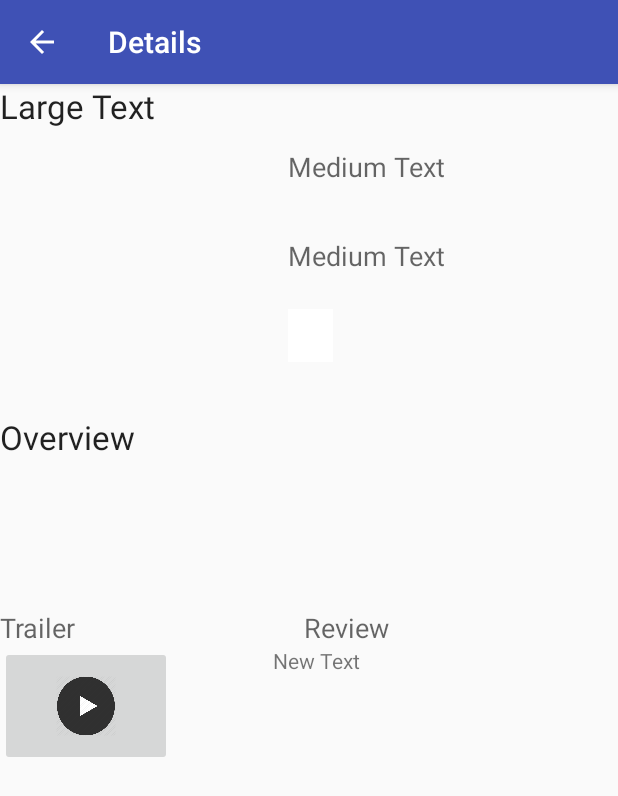
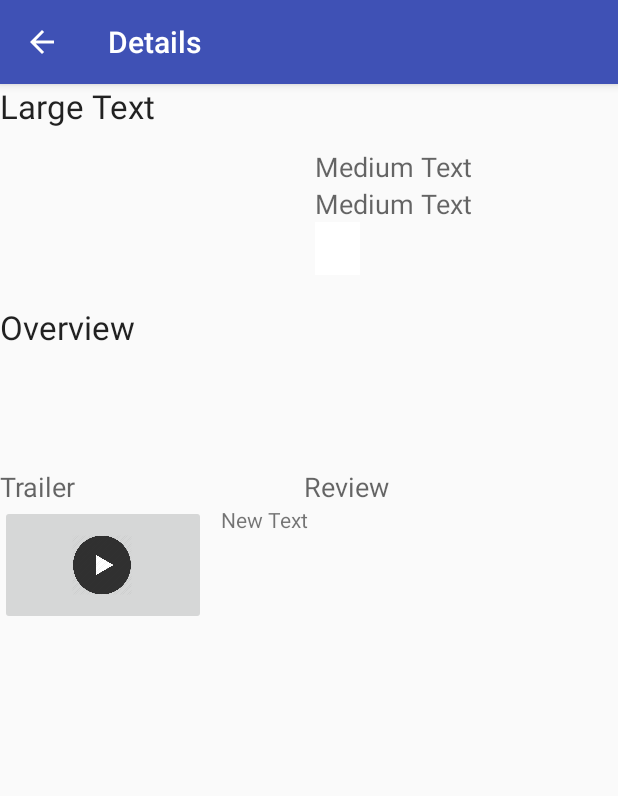
Before and after one commit to eriktx11/PopularMoviesOne, an Android app: the DetailFragment screen opened directly, with no data from a screen before it, on a phone screen of 412 x 824 dp. Shown: the top 796 px of the screen. Run offline under Robolectric (Android 15) with nearby library versions, the phone set to English and light mode, and no system bars; our stand-ins replace Picasso; pictures from the network do not load; 2 statements that could not run were skipped.

Commit message:
stable VI

```diff
--- a/app/src/main/java/com/example/android/popularmoviesone/DetailFragment.java
+++ b/app/src/main/java/com/example/android/popularmoviesone/DetailFragment.java
@@ -304,7 +304,9 @@ public class DetailFragment extends Fragment implements LoaderManager.LoaderCall
         rootView = inflater.inflate(R.layout.movie_detail_fragment, container, false);
         imageView = (ImageView) rootView.findViewById(R.id.movie_id_detail);
         OverviewTextView = (TextView) rootView.findViewById(R.id.movie_text_detail);
-        OverviewTextView.setMovementMethod(new ScrollingMovementMethod());
+        OverviewTextView.setMovementMethod(ScrollingMovementMethod.getInstance());
+                //setMovementMethod(ScrollingMovementMethod.getInstance());
+                //setMovementMethod(new ScrollingMovementMethod());
         textTitle = (TextView) rootView.findViewById(R.id.MovieTitle);
         textRate = (TextView) rootView.findViewById(R.id.MovieRating);
         textDate = (TextView) rootView.findViewById(R.id.MovieReleaseDate);
@@ -312,6 +314,9 @@ public class DetailFragment extends Fragment implements LoaderManager.LoaderCall
         playTrailer = (ImageButton) rootView.findViewById(R.id.playbtn);
         setFav = (ImageButton) rootView.findViewById(R.id.favbtn);
         textReview = (TextView) rootView.findViewById(R.id.reviewId);
+        textReview.setMovementMethod(ScrollingMovementMethod.getInstance());
+                //setMovementMethod(ScrollingMovementMethod.getInstance());
+                //setMovementMethod(new ScrollingMovementMethod());
 
 
         Bitmap bMapPlay = BitmapFactory.decodeResource(getResources(), R.drawable.play);
--- a/app/src/main/res/layout/movie_detail_fragment.xml
+++ b/app/src/main/res/layout/movie_detail_fragment.xml
@@ -1,39 +1,41 @@
 <?xml version="1.0" encoding="utf-8"?>
 <ScrollView xmlns:android="http://schemas.android.com/apk/res/android"
-    android:layout_width="match_parent" android:layout_height="match_parent">
+    android:layout_width="fill_parent" android:layout_height="fill_parent">
 
     <LinearLayout
-        android:layout_width="match_parent"
-        android:layout_height="match_parent"
+        android:layout_width="fill_parent"
+        android:layout_height="wrap_content"
         android:orientation="vertical"
         android:visibility="visible">
 
         <TextView
-            android:layout_width="328dp"
-            android:layout_height="wrap_content"
+            android:layout_width="wrap_content"
+            android:layout_height="0dp"
             android:textAppearance="?android:attr/textAppearanceLarge"
             android:text="Large Text"
             android:id="@+id/MovieTitle"
-            android:layout_span="3"
-            android:paddingBottom="13dp" />
+            android:paddingBottom="13dp"
+            android:layout_weight="0.5" />
 
         <LinearLayout
             android:orientation="horizontal"
-            android:layout_width="wrap_content"
-            android:layout_height="178dp"
-            android:layout_weight="0.07"
-            android:paddingBottom="20dp">
+            android:layout_width="match_parent"
+            android:layout_height="0dp"
+            android:layout_weight="3"
+            android:paddingBottom="20dp"
+            android:baselineAligned="false">
 
             <LinearLayout
                 android:orientation="vertical"
-                android:layout_width="192dp"
-                android:layout_height="match_parent"
-                android:weightSum="1">
+                android:layout_width="wrap_content"
+                android:layout_height="fill_parent"
+                android:weightSum="1"
+                android:layout_weight="2">
 
                 <ImageView
-                    android:layout_width="match_parent"
+                    android:layout_width="fill_parent"
                     android:id="@+id/movie_id_detail"
-                    android:layout_height="wrap_content"
+                    android:layout_height="fill_parent"
                     android:paddingRight="15dp"
                     android:paddingBottom="10dp"
                     android:layout_column="0"
@@ -43,13 +45,13 @@
 
             <LinearLayout
                 android:orientation="vertical"
-                android:layout_width="144dp"
-                android:layout_height="202dp"
-                android:layout_weight="0">
+                android:layout_width="wrap_content"
+                android:layout_height="wrap_content"
+                android:layout_weight="1">
 
                 <TextView
                     android:layout_width="wrap_content"
-                    android:layout_height="59dp"
+                    android:layout_height="wrap_content"
                     android:textAppearance="?android:attr/textAppearanceMedium"
                     android:text="Medium Text"
                     android:id="@+id/MovieRating"
@@ -59,7 +61,7 @@
 
                 <TextView
                     android:layout_width="wrap_content"
-                    android:layout_height="48dp"
+                    android:layout_height="wrap_content"
                     android:textAppearance="?android:attr/textAppearanceMedium"
                     android:text="Medium Text"
                     android:id="@+id/MovieReleaseDate"
@@ -80,51 +82,48 @@
 
 
         <TextView
-            android:layout_width="121dp"
-            android:layout_height="wrap_content"
+            android:layout_width="wrap_content"
+            android:layout_height="0dp"
             android:textAppearance="?android:attr/textAppearanceLarge"
-            android:text="Overview"
+            android:text="@string/Overview"
             android:id="@+id/textView"
-            android:layout_above="@+id/movie_text_detail"
             android:scrollbars="vertical"
             android:scrollbarAlwaysDrawVerticalTrack="true"
             android:layout_gravity="top"
-            android:layout_column="0" />
+            android:layout_weight="0.1" />
 
         <LinearLayout
             android:layout_width="fill_parent"
-            android:layout_height="100dp"
+            android:layout_height="0dp"
             android:orientation="horizontal"
-            android:layout_weight="3">
+            android:layout_weight="1">
 
             <TextView xmlns:android="http://schemas.android.com/apk/res/android"
                 android:layout_width="fill_parent"
-                android:layout_height="fill_parent"
+                android:layout_height="wrap_content"
                 android:minHeight="?android:attr/listPreferredItemHeight"
-                android:gravity="fill"
                 android:id="@+id/movie_text_detail"
                 android:paddingLeft="10dp"
                 android:paddingRight="10dp"
                 android:scrollbars="vertical"
                 android:layout_column="0"
                 android:layout_span="14"
-                android:height="220dp"
-                android:width="350dp"
                 android:layout_gravity="center_vertical|top"
                 android:editable="false"
-                android:layout_weight="2" />
+                android:layout_marginBottom="15dp" />
         </LinearLayout>
 
         <LinearLayout
             android:orientation="horizontal"
-            android:layout_width="fill_parent"
-            android:layout_height="wrap_content">
+            android:layout_width="match_parent"
+            android:layout_height="0dp"
+            android:layout_weight="0.1">
 
             <TextView
                 android:layout_width="wrap_content"
                 android:layout_height="wrap_content"
                 android:textAppearance="?android:attr/textAppearanceMedium"
-                android:text="Trailer"
+                android:text="@string/Trailer"
                 android:id="@+id/TitleTrailerId"
                 android:layout_weight="2" />
 
@@ -132,40 +131,54 @@
                 android:layout_width="wrap_content"
                 android:layout_height="wrap_content"
                 android:textAppearance="?android:attr/textAppearanceMedium"
-                android:text="Review"
+                android:text="@string/Review"
                 android:id="@+id/reviewTitleId"
                 android:layout_weight="2" />
         </LinearLayout>
 
+
+
+
+
+
+
+
+
         <LinearLayout
             android:orientation="horizontal"
             android:layout_width="fill_parent"
-            android:layout_height="wrap_content">
+            android:layout_height="0dp"
+            android:layout_weight="3"
+            android:layout_marginBottom="15dp">
 
             <ImageButton
-                android:layout_width="58dp"
+                android:layout_width="0dp"
                 android:layout_height="80dp"
                 android:id="@+id/playbtn"
-                android:layout_gravity="left"
                 android:src="@drawable/play"
-                android:layout_weight="2" />
-
-            <LinearLayout
-                android:orientation="vertical"
-                android:layout_width="10dp"
-                android:layout_height="wrap_content"
-                android:layout_weight="2"></LinearLayout>
+                android:paddingLeft="8dp"
+                android:layout_weight="0.5"
+                android:paddingRight="10dp" />
 
             <TextView
-                android:layout_width="wrap_content"
-                android:layout_height="wrap_content"
+                android:layout_width="0dp"
+                android:layout_height="match_parent"
                 android:text="New Text"
+                android:scrollbars="vertical"
                 android:id="@+id/reviewId"
-                android:layout_weight="6" />
+                android:height="200dp"
+                android:paddingLeft="10dp"
+                android:paddingRight="10dp"
+                android:nestedScrollingEnabled="false"
+                android:layout_weight="1" />
+
         </LinearLayout>
+
+
 
     </LinearLayout>
 
 
 
+
 </ScrollView>
--- a/app/src/main/res/values/strings.xml
+++ b/app/src/main/res/values/strings.xml
@@ -10,5 +10,8 @@
 
     <string name="sync_account_type">popularmoviesone.example.com</string>
     <string name="content_authority">com.example.android.popularmoviesone</string>
+    <string name="Overview">Overview</string>
+    <string name="Trailer">Trailer</string>
+    <string name="Review">Review</string>
 
 </resources>
```
